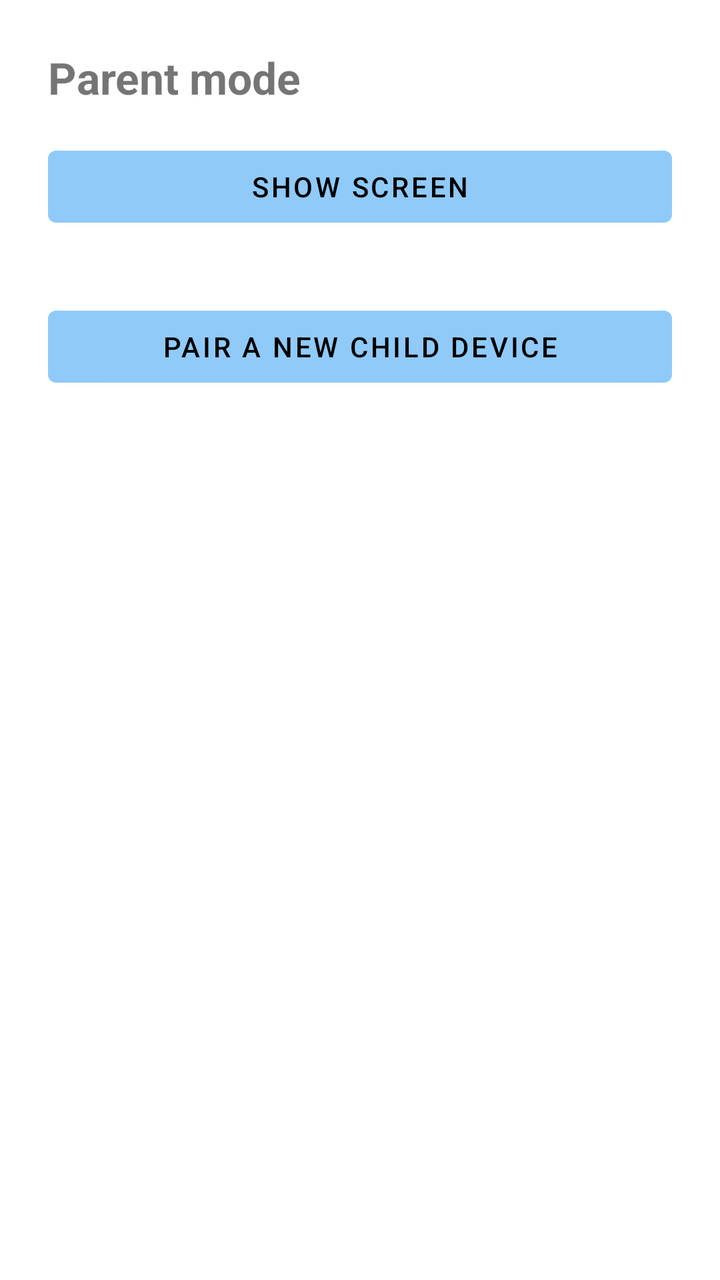
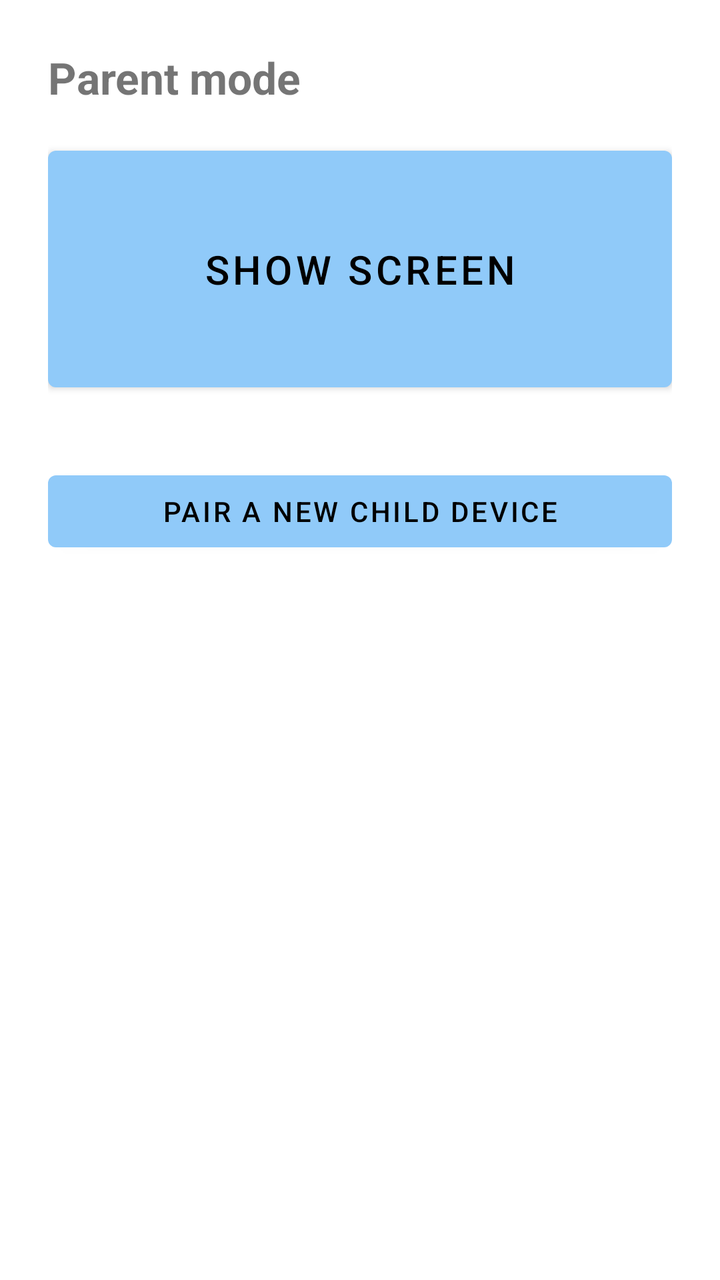

Two renders of the same Android screen: before a commit and after it. Below are the layout's source before the change and the commit's diff.
<!-- AndroidManifest.xml: application theme Theme.FamilyRemote -->
<!-- res/layout/fragment_parent_home.xml -->
<?xml version="1.0" encoding="utf-8"?>
<LinearLayout xmlns:android="http://schemas.android.com/apk/res/android"
    android:layout_width="match_parent"
    android:layout_height="match_parent"
    android:orientation="vertical"
    android:padding="24dp">

    <TextView
        android:id="@+id/titleText"
        android:layout_width="wrap_content"
        android:layout_height="wrap_content"
        android:text="@string/parent_home_title"
        android:textSize="22sp"
        android:textStyle="bold" />

    <Button
        android:id="@+id/showScreenButton"
        android:layout_width="match_parent"
        android:layout_height="wrap_content"
        android:layout_marginTop="16dp"
        android:text="@string/parent_home_show_screen_button" />

    <Button
        android:id="@+id/pairNewChildButton"
        android:layout_width="match_parent"
        android:layout_height="wrap_content"
        android:layout_marginTop="32dp"
        android:text="@string/parent_home_pair_button" />

</LinearLayout>
<!-- resources referenced by this layout -->
<resources>
  <string name="parent_home_pair_button">Pair a new child device</string>
  <string name="parent_home_show_screen_button">Show Screen</string>
  <string name="parent_home_title">Parent mode</string>
  <style name="Theme.FamilyRemote" parent="Theme.MaterialComponents.DayNight.NoActionBar">
          <item name="colorPrimary">@color/pastel_blue</item>
          <item name="colorPrimaryDark">@color/pastel_blue_dark</item>
          <item name="colorOnPrimary">@color/black</item>
          <item name="colorAccent">@color/pastel_green</item>
          <item name="android:windowBackground">@color/app_background</item>
      </style>
  <color name="pastel_blue">#FF90CAF9</color>
  <color name="pastel_blue_dark">#FF64B5F6</color>
  <color name="black">#FF000000</color>
  <color name="pastel_green">#FFA5D6A7</color>
  <color name="app_background">#FFFFFFFF</color>
</resources>

<!-- the commit's change to res/layout/fragment_parent_home.xml (unified diff, before → after) -->
@@ -1,8 +1,8 @@
 <?xml version="1.0" encoding="utf-8"?>
-<LinearLayout xmlns:android="http://schemas.android.com/apk/res/android"
+<androidx.constraintlayout.widget.ConstraintLayout xmlns:android="http://schemas.android.com/apk/res/android"
+    xmlns:app="http://schemas.android.com/apk/res-auto"
     android:layout_width="match_parent"
     android:layout_height="match_parent"
-    android:orientation="vertical"
     android:padding="24dp">
 
     <TextView
@@ -11,20 +11,31 @@
         android:layout_height="wrap_content"
         android:text="@string/parent_home_title"
         android:textSize="22sp"
-        android:textStyle="bold" />
+        android:textStyle="bold"
+        app:layout_constraintStart_toStartOf="parent"
+        app:layout_constraintTop_toTopOf="parent" />
 
+    
     <Button
         android:id="@+id/showScreenButton"
-        android:layout_width="match_parent"
-        android:layout_height="wrap_content"
+        android:layout_width="0dp"
+        android:layout_height="0dp"
         android:layout_marginTop="16dp"
-        android:text="@string/parent_home_show_screen_button" />
+        android:text="@string/parent_home_show_screen_button"
+        android:textSize="20sp"
+        app:layout_constraintEnd_toEndOf="parent"
+        app:layout_constraintHeight_percent="0.22"
+        app:layout_constraintStart_toStartOf="parent"
+        app:layout_constraintTop_toBottomOf="@id/titleText" />
 
     <Button
         android:id="@+id/pairNewChildButton"
-        android:layout_width="match_parent"
+        android:layout_width="0dp"
         android:layout_height="wrap_content"
         android:layout_marginTop="32dp"
-        android:text="@string/parent_home_pair_button" />
+        android:text="@string/parent_home_pair_button"
+        app:layout_constraintEnd_toEndOf="parent"
+        app:layout_constraintStart_toStartOf="parent"
+        app:layout_constraintTop_toBottomOf="@id/showScreenButton" />
 
-</LinearLayout>
+</androidx.constraintlayout.widget.ConstraintLayout>
